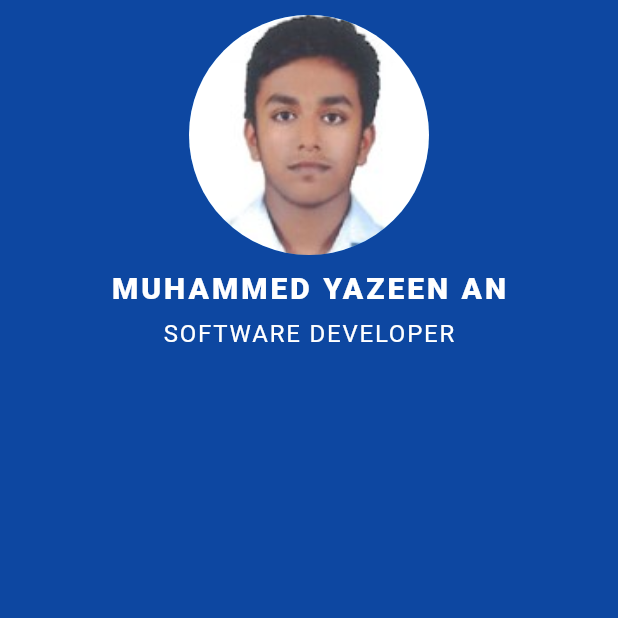
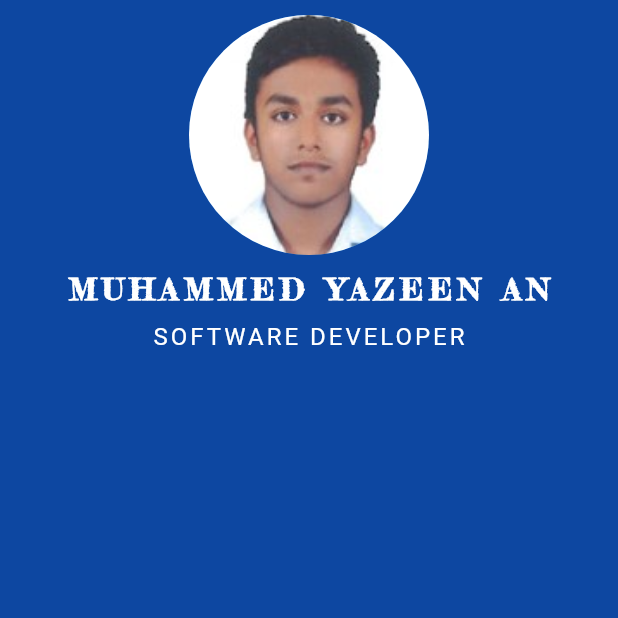
Before and after one commit to imessenger98/portfolio-flutter-basic, a Flutter app: the screen it shows after launch, on a phone screen of 412 x 824 dp, the top half of it. Run offline on Flutter 3.47's test engine with Material 2 defaults, Android fonts, the phone set to English and light mode, and no system bars.

Commit message:
added fonts

```diff
--- a/lib/widgets/coloumn1.dart
+++ b/lib/widgets/coloumn1.dart
@@ -18,11 +18,11 @@ class Coloumn1 extends StatelessWidget {
               padding: EdgeInsets.only(top: 10),
               child: Text("MUHAMMED YAZEEN AN",
                   style: TextStyle(
-                    color: Colors.white,
-                    fontWeight: FontWeight.w800,
-                    fontSize: 20,
-                    letterSpacing: 2,
-                  )),
+                      color: Colors.white,
+                      fontWeight: FontWeight.w600,
+                      fontSize: 20,
+                      letterSpacing: 4,
+                      fontFamily: "FrederickatheGreat-Regular")),
             ),
             Container(
               padding: EdgeInsets.only(top: 10),
@@ -31,7 +31,7 @@ class Coloumn1 extends StatelessWidget {
                     color: Colors.white,
                     fontWeight: FontWeight.w400,
                     fontSize: 16,
-                    letterSpacing: 1.2,
+                    letterSpacing: 2,
                   )),
             )
           ],
```
Also changed, not shown: pubspec.yaml (+5 -25 lines).
